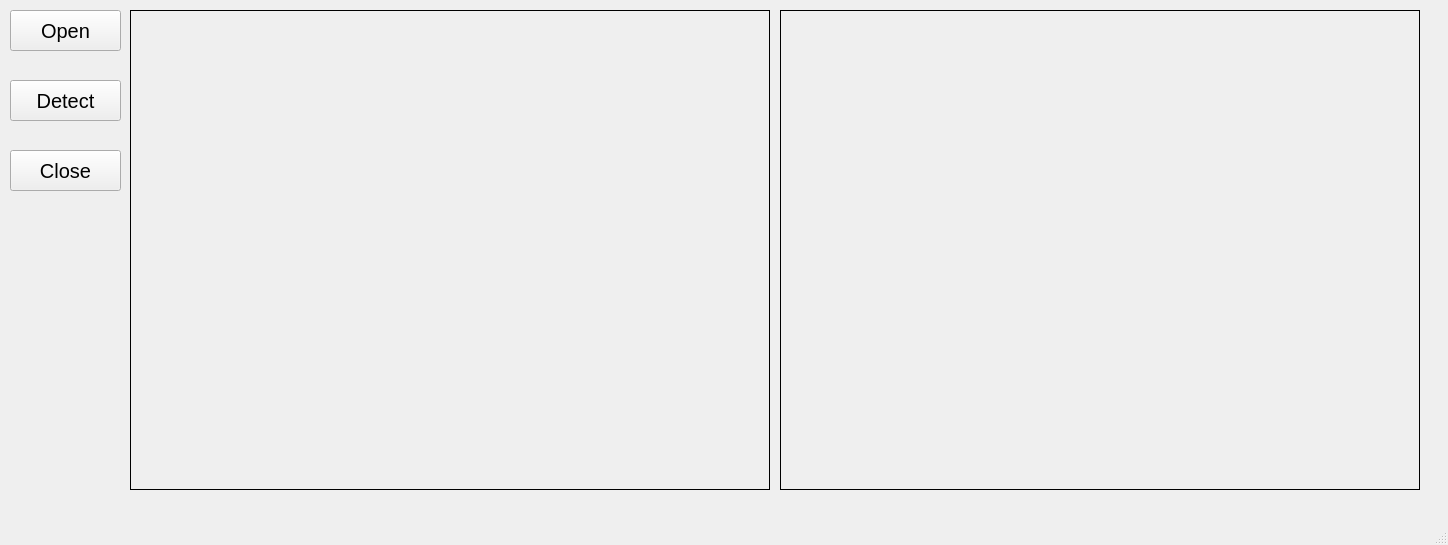
The window that Guide_test.ui (htkddt/Guide_Robotics_UDP_Protocol) describes before a commit, drawn with Qt 5.
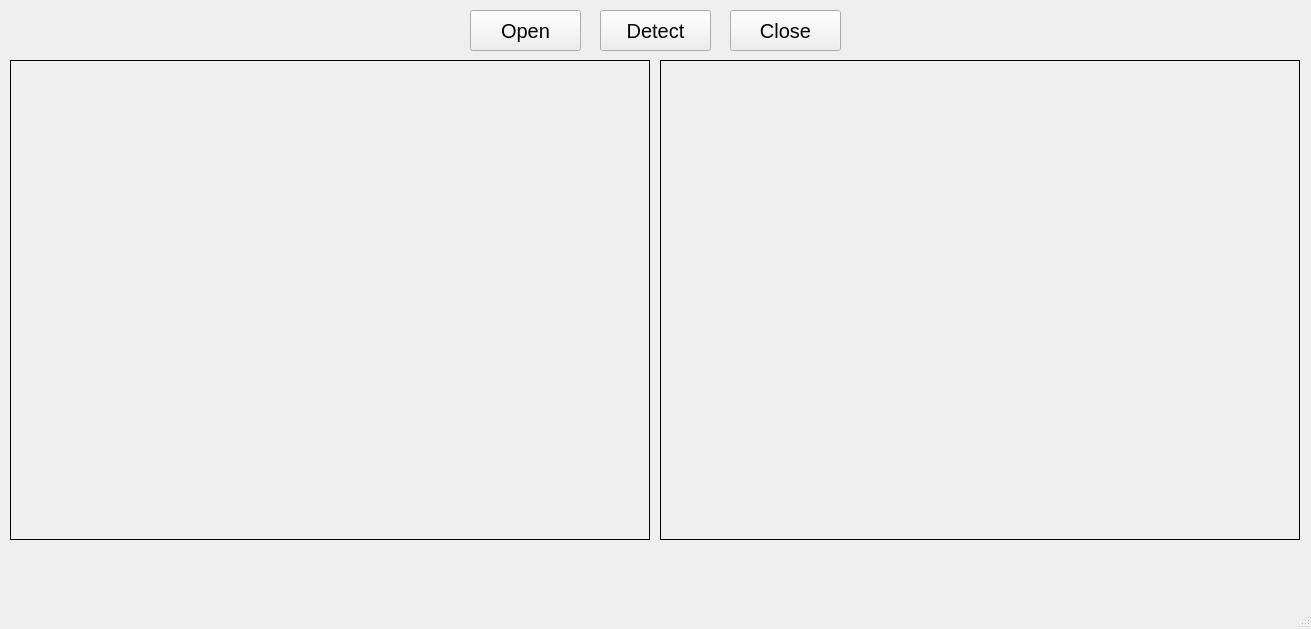
The same window after the commit.

Diff of the .ui file:
```diff
--- a/Guide_test.ui
+++ b/Guide_test.ui
@@ -6,8 +6,8 @@
    <rect>
     <x>0</x>
     <y>0</y>
-    <width>1448</width>
-    <height>545</height>
+    <width>1311</width>
+    <height>629</height>
    </rect>
   </property>
   <property name="windowTitle">
@@ -17,8 +17,8 @@
    <widget class="QLabel" name="Image_frame_1">
     <property name="geometry">
      <rect>
-      <x>130</x>
-      <y>10</y>
+      <x>10</x>
+      <y>60</y>
       <width>640</width>
       <height>480</height>
      </rect>
@@ -36,7 +36,7 @@
    <widget class="QPushButton" name="btn_Open">
     <property name="geometry">
      <rect>
-      <x>10</x>
+      <x>470</x>
       <y>10</y>
       <width>111</width>
       <height>41</height>
@@ -54,8 +54,8 @@
    <widget class="QPushButton" name="btn_Close">
     <property name="geometry">
      <rect>
-      <x>10</x>
-      <y>150</y>
+      <x>730</x>
+      <y>10</y>
       <width>111</width>
       <height>41</height>
      </rect>
@@ -72,8 +72,8 @@
    <widget class="QPushButton" name="btn_Detect">
     <property name="geometry">
      <rect>
-      <x>10</x>
-      <y>80</y>
+      <x>600</x>
+      <y>10</y>
       <width>111</width>
       <height>41</height>
      </rect>
@@ -90,8 +90,8 @@
    <widget class="QLabel" name="Image_frame_2">
     <property name="geometry">
      <rect>
-      <x>780</x>
-      <y>10</y>
+      <x>660</x>
+      <y>60</y>
       <width>640</width>
       <height>480</height>
      </rect>
```
Left out of the diff: 2 changed lines with no effect on the pictures.
